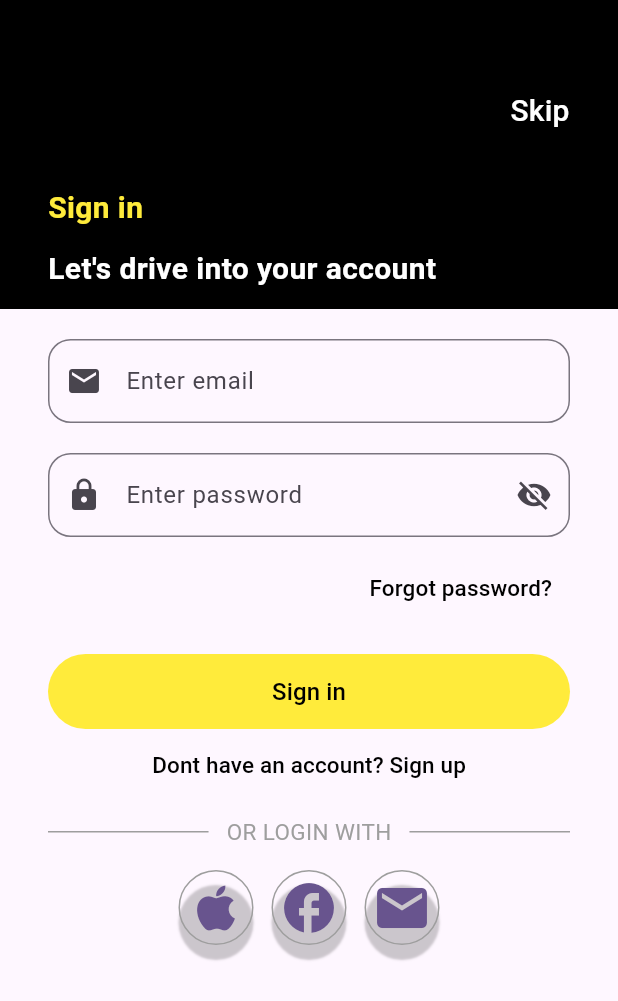
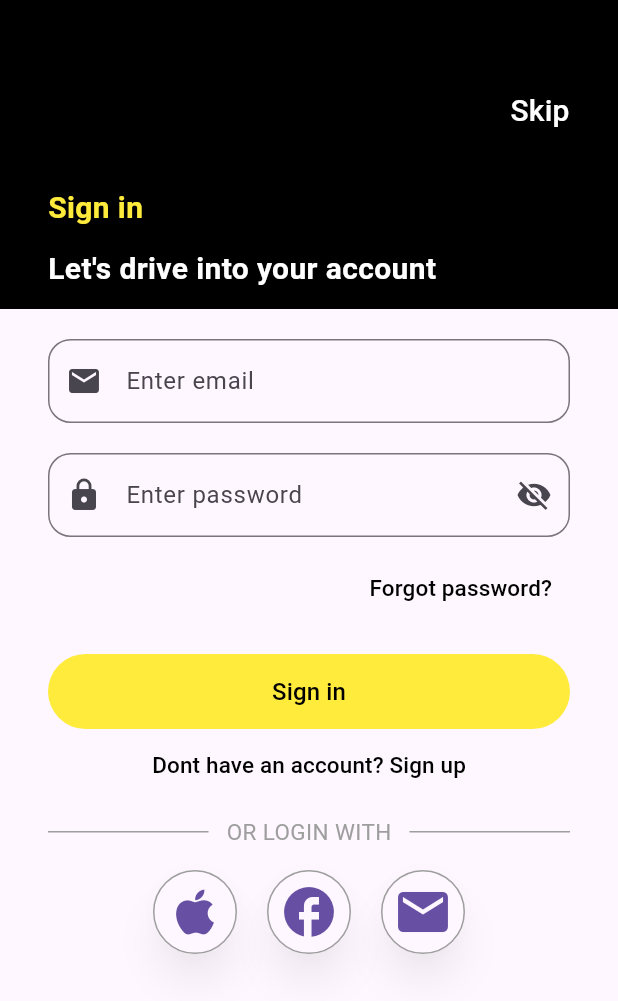
Before and after one commit to priya-appdev/flutter_application_1, a Flutter app: the screen it shows after launch, on a phone screen of 412 x 824 dp. Shown: the top 1001 px of the screen. Run offline on Flutter 3.47's test engine with Material 3 defaults, Android fonts, the phone set to English and light mode, and no system bars.

Commit message:
Login Page SocialMedia Button optimization is Done
Login Page SocialMedia Button optimization is Done

```diff
--- a/lib/login_page.dart
+++ b/lib/login_page.dart
@@ -10,14 +10,15 @@ class LoginPage extends StatefulWidget {
 }
 
 class _LoginPageState extends State<LoginPage> {
-  final TextEditingController emailAddresscontroller = TextEditingController();
+  final TextEditingController emailAddressController = TextEditingController();
   final TextEditingController passwordController = TextEditingController();
 
   @override
   void dispose() {
+
+    emailAddressController.dispose();
+    passwordController.dispose();
     super.dispose();
-    emailAddresscontroller.dispose();
-    passwordController.dispose();
   }
 
   @override
@@ -26,7 +27,7 @@ class _LoginPageState extends State<LoginPage> {
       body: Column(
         children: [
           buildHeader(),
-          SizedBox(height: 20),
+          const SizedBox(height: 20),
           Expanded(child: buildBottomView()),
         ],
       ),
@@ -34,7 +35,7 @@ class _LoginPageState extends State<LoginPage> {
   }
 
   Widget buildHeader() {
-    final screenHeight = MediaQuery.of(context).size.height;
+    final screenHeight = MediaQuery.sizeOf(context).height;
 
     return Container(
       width: double.infinity,
@@ -60,11 +61,11 @@ class _LoginPageState extends State<LoginPage> {
             Align(
               alignment: Alignment.centerLeft,
               child: Padding(
-                padding: EdgeInsets.all(12),
+                padding: const EdgeInsets.all(12),
                 child: Column(
                   crossAxisAlignment: CrossAxisAlignment.start,
                   children: [
-                    Text(
+                    const Text(
                       'Sign in',
                       style: TextStyle(
                         color: Colors.yellow,
@@ -74,8 +75,8 @@ class _LoginPageState extends State<LoginPage> {
                       ),
                     ),
 
-                    SizedBox(height: 12),
-                    Text(
+                    const SizedBox(height: 12),
+                    const Text(
                       "Let's drive into your account",
                       style: TextStyle(
                         color: Colors.white,
@@ -98,30 +99,30 @@ class _LoginPageState extends State<LoginPage> {
     return SingleChildScrollView(
       child: Column(
         children: [
-          buildTextfields(),
-          SizedBox(height: 10),
+          buildTextFields(),
+          const SizedBox(height: 10),
           buildButtons(),
-          SizedBox(height: 10),
+          const SizedBox(height: 10),
           buildLoginWith(),
         ],
       ),
     );
   }
 
-  Widget buildTextfields() {
+  Widget buildTextFields() {
     return Padding(
-      padding: EdgeInsets.symmetric(horizontal: 32),
+      padding: const EdgeInsets.symmetric(horizontal: 32),
       child: Column(
         children: [
           CustomTextField(
             hintText: 'Enter email',
-            prefixIcon: Icon(Icons.email),
-            controller: emailAddresscontroller,
+            prefixIcon: const Icon(Icons.email),
+            controller: emailAddressController,
           ),
-          SizedBox(height: 20),
+          const SizedBox(height: 20),
           CustomTextField(
             hintText: 'Enter password',
-            prefixIcon: Icon(Icons.lock),
+            prefixIcon: const Icon(Icons.lock),
             controller: passwordController,
             obscureText: true,
           ),
@@ -132,7 +133,7 @@ class _LoginPageState extends State<LoginPage> {
 
   Widget buildButtons() {
     return Padding(
-      padding: EdgeInsets.symmetric(horizontal: 32),
+      padding: const EdgeInsets.symmetric(horizontal: 32),
       child: Column(
         children: [
           Row(
@@ -148,14 +149,14 @@ class _LoginPageState extends State<LoginPage> {
             ],
           ),
 
-          SizedBox(height: 20),
+          const SizedBox(height: 20),
           TextButton(
             style: TextButton.styleFrom(
               backgroundColor: Colors.yellow,
-              shape: RoundedRectangleBorder(
-                borderRadius: BorderRadius.circular(25),
+              shape: const RoundedRectangleBorder(
+                borderRadius: BorderRadius.all(Radius.circular(25))
               ),
-              minimumSize: Size(double.infinity, 50),
+              minimumSize: const Size(double.infinity, 50),
             ),
             onPressed: () {},
             child: const Text(
@@ -180,30 +181,30 @@ class _LoginPageState extends State<LoginPage> {
 
   Widget buildLoginWith() {
     return Padding(
-      padding: EdgeInsets.symmetric(horizontal: 32),
+      padding: const EdgeInsets.symmetric(horizontal: 32),
       child: Column(
         children: [
           Row(
             children: [
-              Expanded(child: Divider(color: Colors.grey, thickness: 1)),
+              const Expanded(child: Divider(color: Colors.grey, thickness: 1)),
 
-              SizedBox(width: 12),
-              Text(
+              const SizedBox(width: 12),
+              const Text(
                 'OR LOGIN WITH',
                 style: TextStyle(fontSize: 15, color: Colors.grey),
               ),
-              SizedBox(width: 12),
-              Expanded(child: Divider(color: Colors.grey, thickness: 1)),
+              const SizedBox(width: 12),
+              const Expanded(child: Divider(color: Colors.grey, thickness: 1)),
             ],
           ),
-          SizedBox(height: 15),
+          const SizedBox(height: 15),
           Row(
             mainAxisAlignment: MainAxisAlignment.center,
             children: [
               buildSocialButton(Icons.apple),
-              SizedBox(width: 12),
+              const SizedBox(width: 12),
               buildSocialButton(Icons.facebook),
-              SizedBox(width: 12),
+              const SizedBox(width: 12),
               buildSocialButton(Icons.email),
             ],
           ),
@@ -213,24 +214,26 @@ class _LoginPageState extends State<LoginPage> {
   }
 
   Widget buildSocialButton(IconData icon) {
-    return Container(
-      width: 50,
-      height: 50,
-      decoration: BoxDecoration(
-        shape: BoxShape.circle,
-        boxShadow: [
-          BoxShadow(
-            color: Colors.black.withOpacity(0.2),
-            blurRadius: 0.5,
-            offset: const Offset(0,10)
-          )
-        ]
-      ),
+    return Material(
+     elevation: 10,
+     shape: const CircleBorder(),
+     shadowColor: Colors.black26,
+      // decoration: BoxDecoration(
+
+      //   boxShadow: [
+      //     BoxShadow(
+      //       color: Colors.black.withOpacity(0.2),
+      //       blurRadius: 0.5,
+      //       offset: const Offset(0,10)
+      //     )
+      //   ]
+      // ),
       child: TextButton(
         style: TextButton.styleFrom(
-          padding: EdgeInsets.zero,
+          // fixedSize: const Size(20, 20),
+          padding: EdgeInsets.all(8),
           shape: const CircleBorder(),
-          side: BorderSide(color: Colors.grey, width: 1),
+          side: const BorderSide(color: Colors.grey, width: 1),
         ),
         onPressed: () {},
         child:  Icon(icon, size: 40),
--- a/lib/registration_page.dart
+++ b/lib/registration_page.dart
@@ -44,7 +44,7 @@ class _RegistrationState extends State<RegistrationPage> {
   }
 
   Widget buildHeader() {
-    final screenHeight = MediaQuery.of(context).size.height;
+    final screenHeight = MediaQuery.sizeOf(context).height;
 
     return Container(
       width: double.infinity,
```
Also changed, not shown: lib/main.dart (+0 -56 lines), 16 other files.
